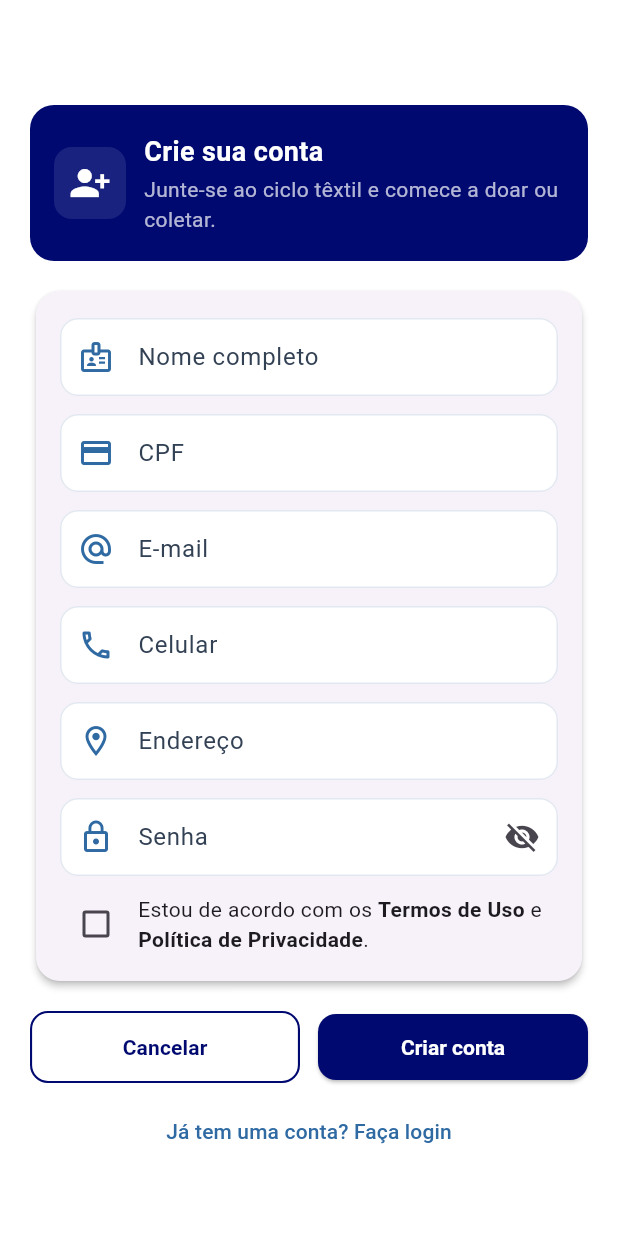
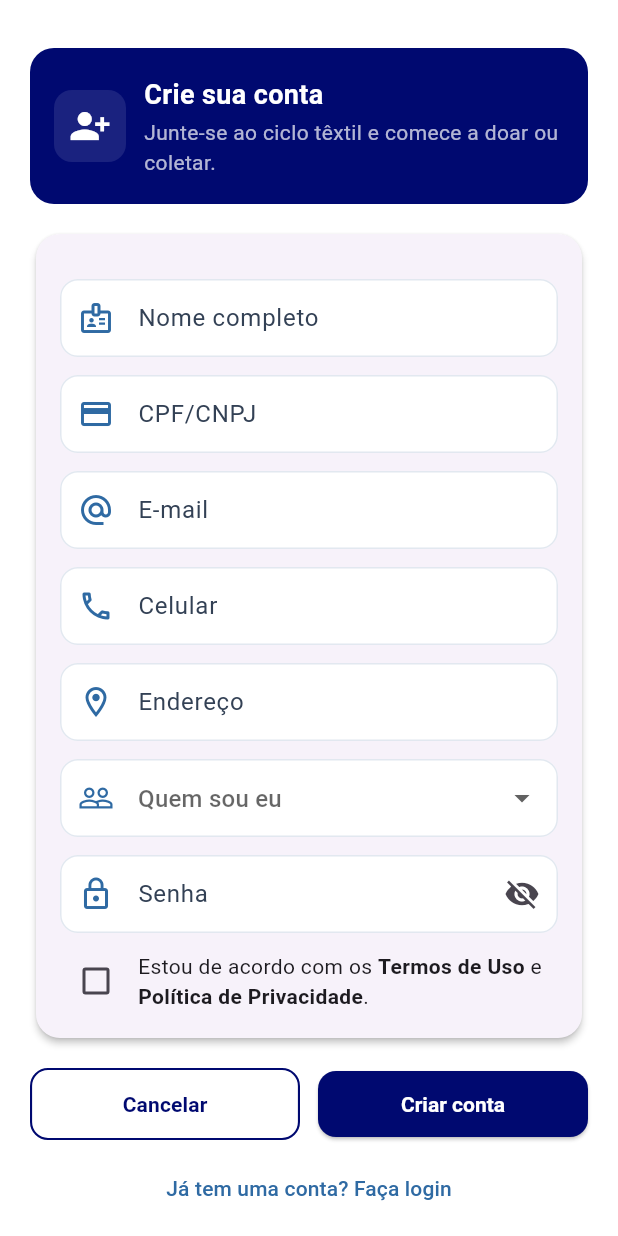
Before and after one commit to TexCycle/texcycle-app, a Flutter app: the screen it shows after launch, on a phone screen of 412 x 824 dp. Run offline on Flutter 3.47's test engine with Material 3 defaults, Android fonts, the phone set to English and light mode, and no system bars; our stand-ins replace flutter_map, geolocator, go_router, latlong2.

Commit message:
feat(frontend): add account type selector to signup page

```diff
--- a/frontend/lib/features/auth/presentation/pages/signup_page.dart
+++ b/frontend/lib/features/auth/presentation/pages/signup_page.dart
@@ -20,6 +20,8 @@ class _SignUpPageState extends State<SignUpPage> {
   final formKey = GlobalKey<FormState>();
   bool termosAceitos = false;
   bool obscure = true;
+
+  String? tipoConta;
 
   @override
   void dispose() {
@@ -118,6 +120,8 @@ class _SignUpPageState extends State<SignUpPage> {
                               key: formKey,
                               child: Column(
                                 children: [
+                                  const SizedBox(height: 12),
+
                                   TextFormField(
                                     controller: nomeCtrl,
                                     decoration: _dec(
@@ -134,7 +138,7 @@ class _SignUpPageState extends State<SignUpPage> {
                                     controller: cpfCtrl,
                                     keyboardType: TextInputType.number,
                                     decoration: _dec(
-                                      'CPF',
+                                      'CPF/CNPJ',
                                       icon: Icons.credit_card_outlined,
                                     ),
                                   ),
@@ -174,6 +178,29 @@ class _SignUpPageState extends State<SignUpPage> {
                                     ),
                                   ),
                                   const SizedBox(height: 12),
+                                  DropdownButtonFormField<String>(
+                                    value: tipoConta,
+                                    decoration: _dec(
+                                      'Quem sou eu',
+                                      icon: Icons.people_outline,
+                                    ),
+                                    items: const [
+                                      DropdownMenuItem(
+                                        value: 'Doador',
+                                        child: Text('Doador'),
+                                      ),
+                                      DropdownMenuItem(
+                                        value: 'Coletador',
+                                        child: Text('Coletador'),
+                                      ),
+                                    ],
+                                    onChanged: (v) =>
+                                        setState(() => tipoConta = v),
+                                    validator: (v) => v == null
+                                        ? 'Selecione uma opção'
+                                        : null,
+                                  ),
+                                  const SizedBox(height: 12),
                                   TextFormField(
                                     controller: senhaCtrl,
                                     obscureText: obscure,
@@ -199,15 +226,14 @@ class _SignUpPageState extends State<SignUpPage> {
                                         : null,
                                   ),
                                   const SizedBox(height: 8),
+
                                   Row(
                                     crossAxisAlignment:
                                         CrossAxisAlignment.center,
                                     children: [
                                       Checkbox(
                                         value: termosAceitos,
-                                        activeColor: Theme.of(
-                                          context,
-                                        ).colorScheme.primary,
+                                        activeColor: cs.primary,
                                         onChanged: (v) => setState(
                                           () => termosAceitos = v ?? false,
                                         ),
@@ -244,7 +270,6 @@ class _SignUpPageState extends State<SignUpPage> {
                         ),
 
                         const SizedBox(height: 16),
-
                         Row(
                           children: [
                             Expanded(
@@ -254,9 +279,7 @@ class _SignUpPageState extends State<SignUpPage> {
                                     vertical: 14,
                                   ),
                                   side: BorderSide(
-                                    color: Theme.of(
-                                      context,
-                                    ).colorScheme.primary,
+                                    color: cs.primary,
                                     width: 1.4,
                                   ),
                                   shape: RoundedRectangleBorder(
@@ -274,9 +297,7 @@ class _SignUpPageState extends State<SignUpPage> {
                             Expanded(
                               child: ElevatedButton(
                                 style: ElevatedButton.styleFrom(
-                                  backgroundColor: Theme.of(
-                                    context,
-                                  ).colorScheme.primary,
+                                  backgroundColor: cs.primary,
                                   foregroundColor: Colors.white,
                                   padding: const EdgeInsets.symmetric(
                                     vertical: 14,
@@ -285,7 +306,12 @@ class _SignUpPageState extends State<SignUpPage> {
                                     borderRadius: BorderRadius.circular(12),
                                   ),
                                 ),
-                                onPressed: () => context.go('/map'),
+                                onPressed: () {
+                                  if (formKey.currentState?.validate() ??
+                                      false) {
+                                    context.go('/map');
+                                  }
+                                },
                                 child: const Text(
                                   'Criar conta',
                                   style: TextStyle(fontWeight: FontWeight.w700),
```
